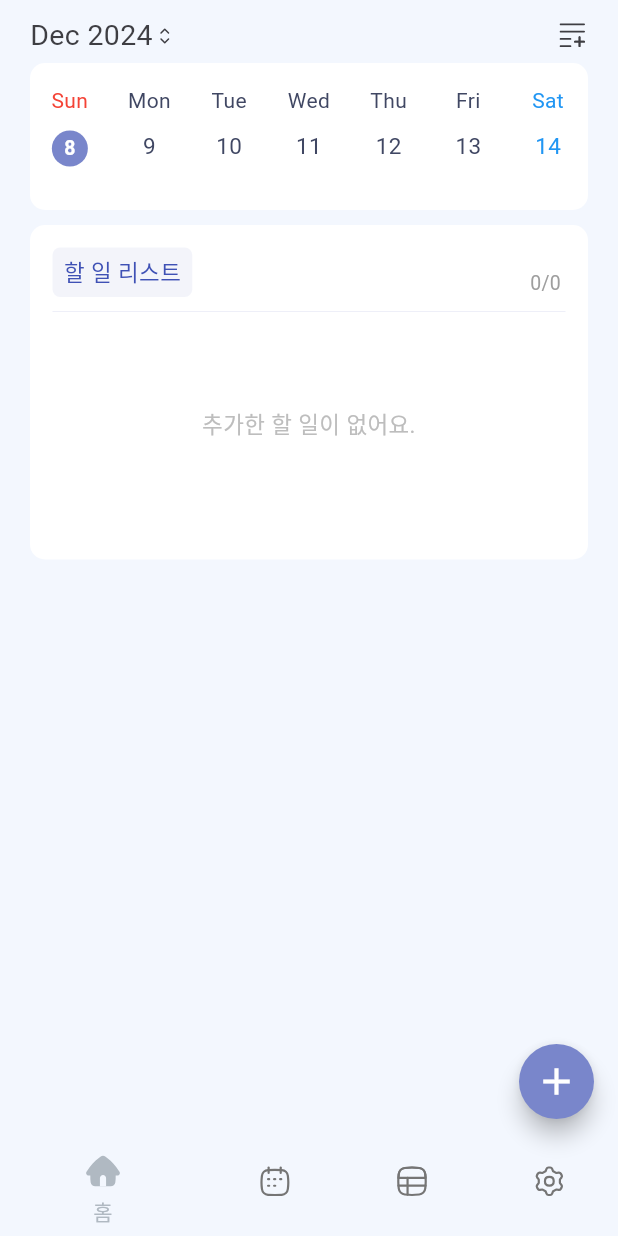
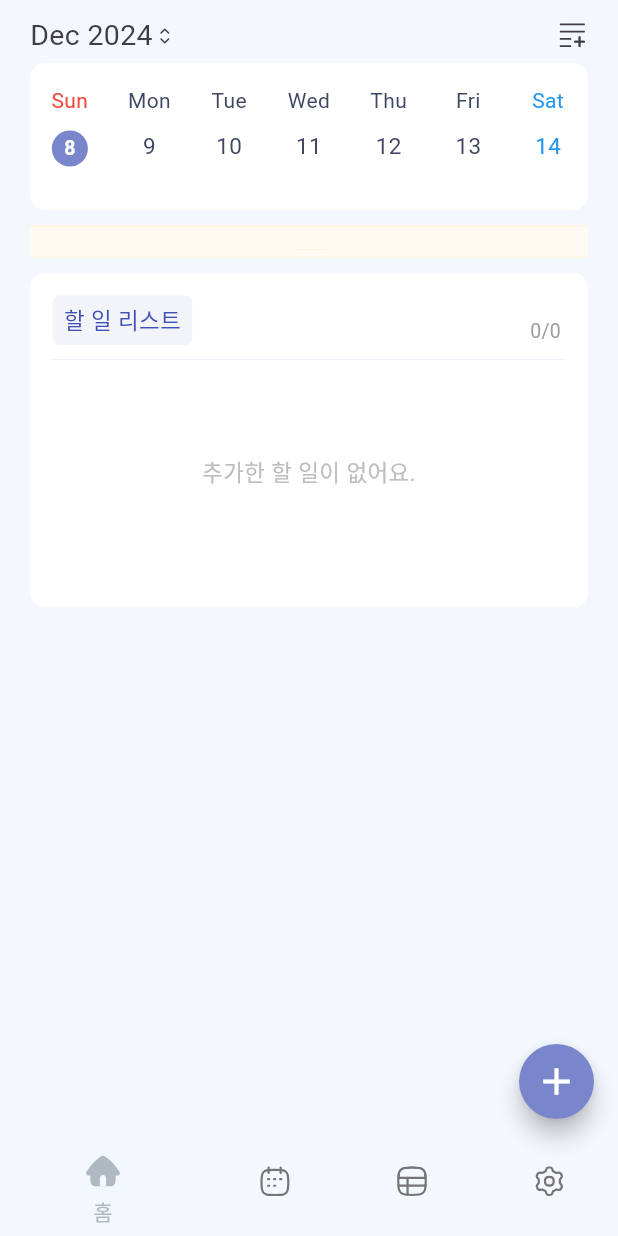
Before and after one commit to kthdd1234/todo_tracker_app, a Flutter app: the screen it shows once a user with an empty profile is signed in, on a phone screen of 412 x 824 dp. Run offline on Flutter 3.47's test engine with Material 3 defaults, Android fonts, the phone set to English and light mode, and no system bars; drawn by our look-alikes of flutter_speed_dial, table_calendar; our stand-ins replace cached_network_image, carousel_slider, cloud_firestore, easy_localization, firebase_auth, firebase_core and 12 more; missing offline and left inert: app_tracking_transparency, privacy_screen, purchases_flutter; accounts and stored records are empty; Roboto replaces fonts that are missing (Omyu).

Commit message:
메모 작업 일시 중단

```diff
--- a/lib/body/RecordBody.dart
+++ b/lib/body/RecordBody.dart
@@ -1,16 +1,14 @@
-import 'package:easy_localization/easy_localization.dart';
 import 'package:flutter/material.dart';
 import 'package:provider/provider.dart';
 import 'package:table_calendar/table_calendar.dart';
 import 'package:todo_tracker_app/body/record/RecordAppBar.dart';
 import 'package:todo_tracker_app/body/record/RecordCalendar.dart';
 import 'package:todo_tracker_app/body/record/RecordContainer.dart';
+import 'package:todo_tracker_app/body/record/RecordMemo.dart';
 import 'package:todo_tracker_app/provider/GroupInfoListProvider.dart';
-import 'package:todo_tracker_app/provider/SelectedDateTimeProvider.dart';
 import 'package:todo_tracker_app/provider/UserInfoProvider.dart';
 import 'package:todo_tracker_app/util/class.dart';
 import 'package:todo_tracker_app/util/final.dart';
-import 'package:todo_tracker_app/util/func.dart';
 
 class RecordBody extends StatefulWidget {
   const RecordBody({super.key});
@@ -51,6 +49,7 @@ class _RecordBodyState extends State<RecordBody> {
                     calendarFormat: calendarFormat,
                     onFormatChanged: onFormatChanged,
                   ),
+                  RecordMemo(),
                   const RecordContainer()
                 ],
               ),
--- a/lib/body/record/RecordMemo.dart
+++ b/lib/body/record/RecordMemo.dart
@@ -1,10 +1,72 @@
+import 'dart:developer';
+
 import 'package:flutter/cupertino.dart';
+import 'package:provider/provider.dart';
+import 'package:todo_tracker_app/common/CommonNull.dart';
+import 'package:todo_tracker_app/common/CommonSpace.dart';
+import 'package:todo_tracker_app/common/CommonText.dart';
+import 'package:todo_tracker_app/provider/FontSizeProvider.dart';
+import 'package:todo_tracker_app/provider/MemoInfoListProvider.dart';
+import 'package:todo_tracker_app/provider/PremiumProvider.dart';
+import 'package:todo_tracker_app/provider/SelectedDateTimeProvider.dart';
+import 'package:todo_tracker_app/provider/ThemeProvider.dart';
+import 'package:todo_tracker_app/util/class.dart';
+import 'package:todo_tracker_app/util/func.dart';
+import 'package:todo_tracker_app/widget/memo/MemoContainer.dart';
+import 'package:todo_tracker_app/widget/memo/MemoImage.dart';
 
 class RecordMemo extends StatelessWidget {
   const RecordMemo({super.key});
 
   @override
   Widget build(BuildContext context) {
-    return const Placeholder();
+    DateTime selectedDateTime =
+        context.watch<SelectedDateTimeProvider>().selectedDateTime;
+    bool isLight = context.watch<ThemeProvider>().isLight;
+    bool isPremium = context.watch<PremiumProvider>().isPremium;
+    double fontSize = context.watch<FontSizeProvider>().fintSize;
+    List<MemoInfoClass> memoInfoList =
+        context.watch<MemoInfoListProvider>().memoInfoList;
+
+    int index = memoInfoList.indexWhere(
+      (memoInfo) => memoInfo.dateTimeKey == dateTimeKey(selectedDateTime),
+    );
+    MemoInfoClass? memoInfo = index != -1 ? memoInfoList[index] : null;
+
+    onMemo() {
+      //
+    }
+
+    log('${memoInfo?.imgUrl}');
+
+    return MemoContainer(
+      onTap: onMemo,
+      child: Column(
+        crossAxisAlignment: CrossAxisAlignment.start,
+        children: [
+          memoInfo?.imgUrl != null
+              ? MemoImage(
+                  imageUrl: memoInfo?.imgUrl,
+                  onTap: onMemo,
+                )
+              : const CommonNull(),
+          memoInfo?.imgUrl != null && memoInfo?.text != null
+              ? CommonSpace(height: 10)
+              : const CommonNull(),
+          memoInfo?.text != null
+              ? SizedBox(
+                  width: MediaQuery.of(context).size.width,
+                  child: CommonText(
+                    text: memoInfo!.text!,
+                    initFontSize: fontSize,
+                    textAlign: memoInfo.textAlign ?? TextAlign.left,
+                    isBold: !isLight,
+                    isNotTr: true,
+                  ),
+                )
+              : const CommonNull()
+        ],
+      ),
+    );
   }
 }
--- a/lib/main.dart
+++ b/lib/main.dart
@@ -1,6 +1,7 @@
 import 'dart:developer';
 import 'dart:io';
 
+import 'package:firebase_storage/firebase_storage.dart';
 import 'package:flutter/cupertino.dart';
 import 'package:flutter/material.dart';
 import 'package:flutter/services.dart';
@@ -33,6 +34,7 @@ import 'firebase_options.dart';
 
 // PurchasesConfiguration _configuration =
 //     PurchasesConfiguration(Platform.isIOS ? appleApiKey : googleApiKey);
+Reference storageRef = FirebaseStorage.instance.ref();
 
 void main() async {
   WidgetsFlutterBinding.ensureInitialized();
--- a/lib/page/HomePage.dart
+++ b/lib/page/HomePage.dart
@@ -13,6 +13,7 @@ import 'package:todo_tracker_app/provider/MemoInfoListProvider.dart';
 import 'package:todo_tracker_app/provider/BottomTabIndexProvider.dart';
 import 'package:todo_tracker_app/provider/FontSizeProvider.dart';
 import 'package:todo_tracker_app/provider/GroupInfoListProvider.dart';
+import 'package:todo_tracker_app/provider/PremiumProvider.dart';
 import 'package:todo_tracker_app/provider/SelectedDateTimeProvider.dart';
 import 'package:todo_tracker_app/provider/ThemeProvider.dart';
 import 'package:todo_tracker_app/provider/TitleDateTimeProvider.dart';
@@ -37,11 +38,11 @@ class _HomePageState extends State<HomePage> {
   initializePremium() async {
     // bool isPremium = await isPurchasePremium();
 
-    // WidgetsBinding.instance.addPostFrameCallback((_) {
-    //   if (mounted) {
-    //     context.read<PremiumProvider>().setPremiumValue(isPremium);
-    //   }
-    // });
+    WidgetsBinding.instance.addPostFrameCallback((_) {
+      if (mounted) {
+        context.read<PremiumProvider>().setPremiumValue(true);
+      }
+    });
   }
 
   initializeUserInfo() {
--- /dev/null
+++ b/lib/widget/memo/MemoContainer.dart
@@ -0,0 +1,54 @@
+import 'package:flutter/material.dart';
+import 'package:provider/provider.dart';
+import 'package:todo_tracker_app/common/CommonContainer.dart';
+import 'package:todo_tracker_app/common/CommonHorizentalBar.dart';
+import 'package:todo_tracker_app/provider/ThemeProvider.dart';
+import 'package:todo_tracker_app/util/constants.dart';
+import 'package:todo_tracker_app/util/final.dart';
+import 'package:todo_tracker_app/widget/memo/MemoBackground.dart';
+
+class MemoContainer extends StatelessWidget {
+  MemoContainer({
+    super.key,
+    required this.onTap,
+    required this.child,
+    this.height,
+  });
+
+  Widget child;
+  double? height;
+  Function() onTap;
+
+  @override
+  Widget build(BuildContext context) {
+    bool isLight = context.watch<ThemeProvider>().isLight;
+    Color containerColor = isLight ? memoBgColor : darkContainerColor;
+
+    return CommonContainer(
+      height: height,
+      onTap: onTap,
+      radius: 0,
+      color: containerColor,
+      innerPadding: const EdgeInsets.all(0),
+      outerPadding: const EdgeInsets.only(bottom: 10),
+      child: Column(
+        mainAxisAlignment:
+            height != null ? MainAxisAlignment.center : MainAxisAlignment.start,
+        children: [
+          CommonHorizentalBar(colorName: '주황색'),
+          CustomPaint(
+            painter: MemoBackground(isLight: isLight, color: orange.s50),
+            child: Padding(
+              padding: const EdgeInsets.symmetric(
+                vertical: 10,
+                horizontal: 12.5,
+              ),
+              child: child,
+            ),
+          ),
+          CommonHorizentalBar(colorName: '주황색'),
+        ],
+      ),
+    );
+  }
+}
```
Also changed, not shown: lib/page/MemoPage.dart (+20 -18 lines), lib/widget/memo/MemoImage.dart (added, +24 -0 lines), 1 other file.
